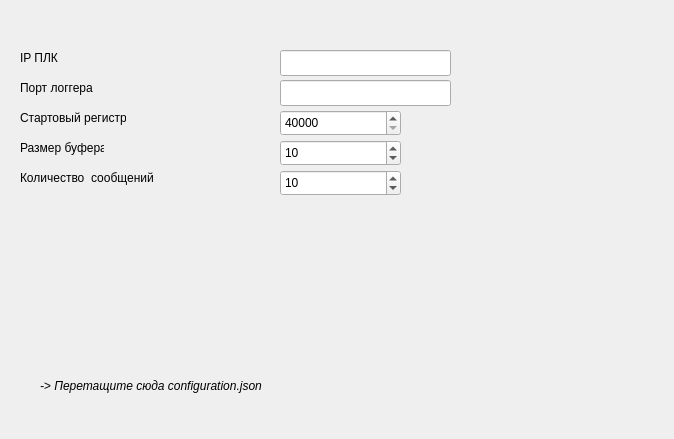
First picture: the form in WindowDesign3.ui, repository BlackBox15/AddLoggerToAr12Config, before the edit.
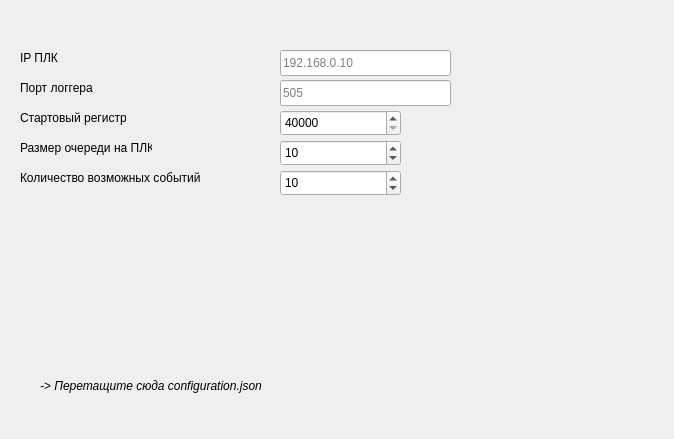
Second picture: the form after the edit. Icons and pictures are not drawn.

Commit message: connection between buffer length and messages queue size

The edit to the form file:
```diff
--- a/WindowDesign3.ui
+++ b/WindowDesign3.ui
@@ -65,18 +65,21 @@
    <property name="inputMethodHints">
     <set>Qt::InputMethodHint::ImhDigitsOnly</set>
    </property>
+   <property name="placeholderText">
+    <string>505</string>
+   </property>
   </widget>
   <widget class="QLabel" name="lblBufferLength">
    <property name="geometry">
     <rect>
      <x>20</x>
      <y>140</y>
-     <width>84</width>
+     <width>132</width>
      <height>16</height>
     </rect>
    </property>
    <property name="text">
-    <string>Размер буфера</string>
+    <string>Размер очереди на ПЛК</string>
    </property>
   </widget>
   <widget class="QLabel" name="lblMessagesQuantity">
@@ -84,12 +87,12 @@
     <rect>
      <x>20</x>
      <y>170</y>
-     <width>136</width>
+     <width>183</width>
      <height>16</height>
     </rect>
    </property>
    <property name="text">
-    <string>Количество  сообщений</string>
+    <string>Количество возможных событий</string>
    </property>
   </widget>
   <widget class="QLabel" name="lblPortValue">
@@ -139,6 +142,9 @@
    <property name="inputMethodHints">
     <set>Qt::InputMethodHint::ImhDigitsOnly</set>
    </property>
+   <property name="placeholderText">
+    <string>192.168.0.10</string>
+   </property>
   </widget>
   <widget class="QLabel" name="lblPlcIpInfo">
    <property name="geometry">
```
Left out of the diff: 4 changed lines with no effect on the pictures. The commit also changes 2 other files.
